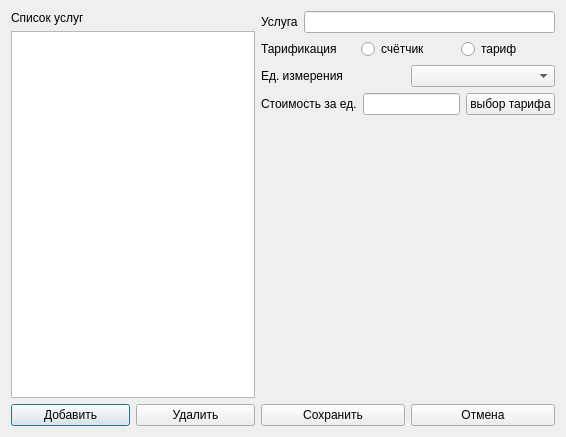
Above: ServicesDialog.ui from ivn64/CommunalServices before the change. Below: the same form after it.
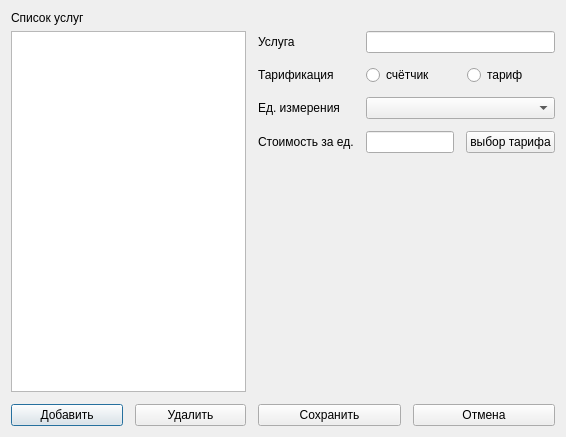
That is the form after the change.

The edit to the form file:
```diff
--- a/ServicesDialog.ui
+++ b/ServicesDialog.ui
@@ -13,9 +13,7 @@
   <property name="windowTitle">
    <string>Dialog</string>
   </property>
-  <layout class="QHBoxLayout" name="horizontalLayout_7">
-   <item>
-    <layout class="QVBoxLayout" name="verticalLayout">
+  <layout class="QVBoxLayout" name="verticalLayout_3">
      <item>
       <widget class="QLabel" name="servicesLabel">
        <property name="text">
@@ -24,6 +22,13 @@
       </widget>
      </item>
      <item>
+    <layout class="QHBoxLayout" name="horizontalLayout_2">
+     <property name="spacing">
+      <number>12</number>
+     </property>
+     <item>
+      <layout class="QVBoxLayout" name="verticalLayout">
+       <item>
       <widget class="QListWidget" name="servicesListWidget"/>
      </item>
      <item>
@@ -49,28 +54,26 @@
    <item>
     <layout class="QVBoxLayout" name="verticalLayout_2">
      <item>
-      <layout class="QHBoxLayout" name="horizontalLayout_2">
-       <item>
+        <layout class="QFormLayout" name="formLayout">
+         <item row="0" column="0">
         <widget class="QLabel" name="servicesLabel_2">
          <property name="text">
           <string>Услуга</string>
          </property>
         </widget>
        </item>
-       <item>
+         <item row="0" column="1">
         <widget class="QLineEdit" name="serviceLineEdit"/>
        </item>
-      </layout>
-     </item>
-     <item>
-      <layout class="QHBoxLayout" name="horizontalLayout_3">
-       <item>
+         <item row="1" column="0">
         <widget class="QLabel" name="servicesLabel_3">
          <property name="text">
           <string>Тарификация</string>
          </property>
         </widget>
        </item>
+         <item row="1" column="1">
+          <layout class="QHBoxLayout" name="horizontalLayout_3">
        <item>
         <widget class="QRadioButton" name="meterRadioButton">
          <property name="text">
@@ -87,29 +90,18 @@
        </item>
       </layout>
      </item>
-     <item>
-      <layout class="QHBoxLayout" name="horizontalLayout_4">
-       <item>
+         <item row="2" column="0">
         <widget class="QLabel" name="servicesLabel_5">
          <property name="text">
           <string>Ед. измерения</string>
          </property>
         </widget>
        </item>
-       <item>
+         <item row="2" column="1">
         <widget class="QComboBox" name="unitComboBox"/>
        </item>
-      </layout>
-     </item>
-     <item>
+         <item row="3" column="1">
       <layout class="QHBoxLayout" name="horizontalLayout_5">
-       <item>
-        <widget class="QLabel" name="servicesLabel_4">
-         <property name="text">
-          <string>Стоимость за ед.</string>
-         </property>
-        </widget>
-       </item>
        <item>
         <widget class="QLineEdit" name="priceLineEdit"/>
        </item>
@@ -122,6 +114,15 @@
        </item>
       </layout>
      </item>
+         <item row="3" column="0">
+          <widget class="QLabel" name="servicesLabel_4">
+           <property name="text">
+            <string>Стоимость за ед.</string>
+           </property>
+          </widget>
+         </item>
+        </layout>
+       </item>
      <item>
       <spacer name="verticalSpacer">
        <property name="orientation">
@@ -150,6 +151,8 @@
           <string>Отмена</string>
          </property>
         </widget>
+         </item>
+        </layout>
        </item>
       </layout>
      </item>
```
Lines whose indentation alone changed are shown as unchanged.
